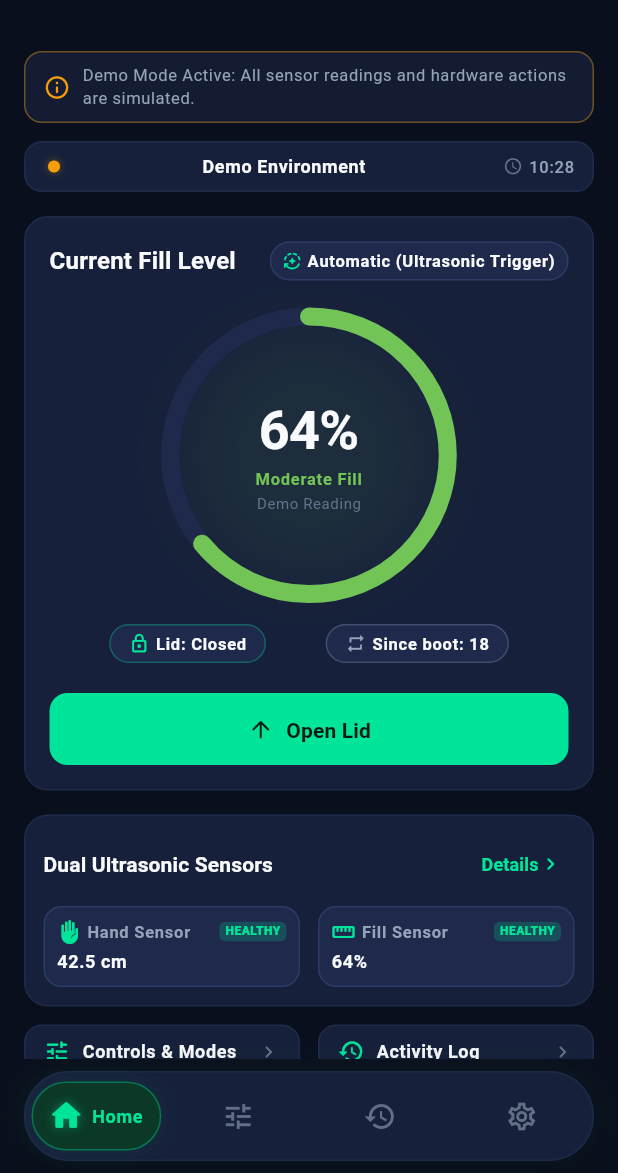
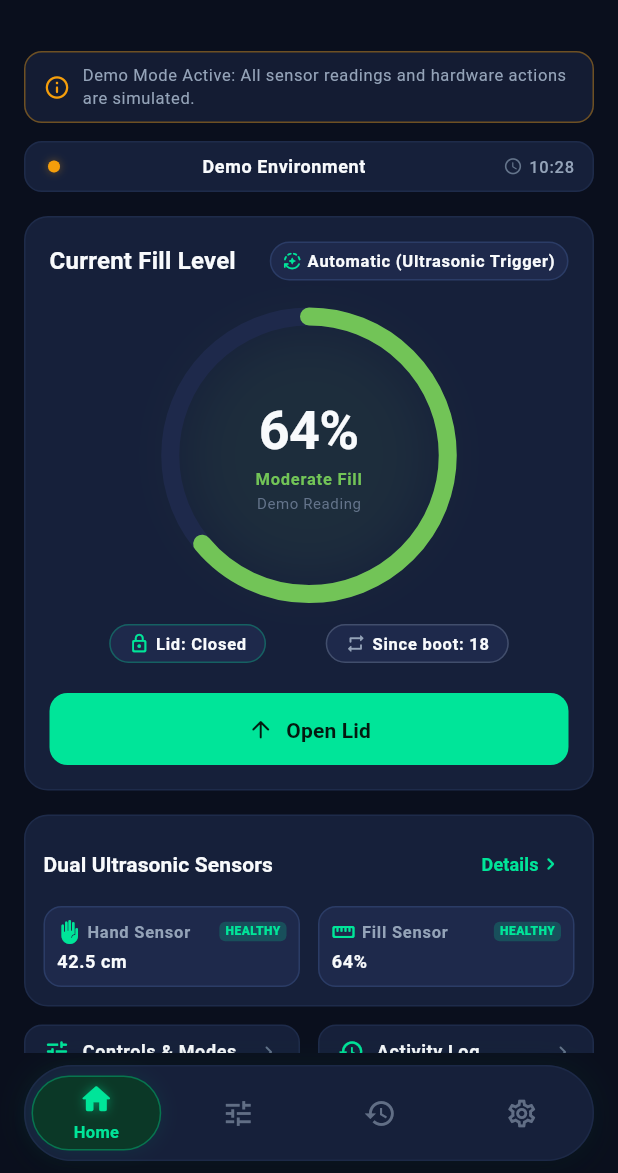
Before and after one commit to Yash4305d-y/EcoBin, a Flutter app: the AppNavShell screen opened directly, on a phone screen of 412 x 824 dp, the part 63-1236 px from its top. Run offline on Flutter 3.47's test engine with Material 3 defaults, Android fonts, the light colour scheme and no system bars; our stand-ins replace flutter_riverpod, shared_preferences; accounts and stored records are empty.

Commit message:
ui: display active bottom navigation label beneath icon

```diff
--- a/lib/core/widgets/floating_pill_nav_bar.dart
+++ b/lib/core/widgets/floating_pill_nav_bar.dart
@@ -53,7 +53,7 @@ class FloatingPillNavBar extends StatelessWidget {
           vertical: AppSpacing.sm,
         ),
         child: Container(
-          height: 60,
+          height: 64,
           decoration: BoxDecoration(
             color: AppColors.slateSurface,
             borderRadius: BorderRadius.circular(32),
@@ -94,10 +94,10 @@ class FloatingPillNavBar extends StatelessWidget {
                       ),
                       child: Container(
                         width: slotWidth - 8,
-                        height: 48,
+                        height: 52,
                         decoration: BoxDecoration(
                           color: AppColors.mintGreenContainer,
-                          borderRadius: BorderRadius.circular(24),
+                          borderRadius: BorderRadius.circular(26),
                           border: Border.all(
                             color: AppColors.mintGreen.withValues(alpha: 0.35),
                             width: 1,
@@ -187,15 +187,15 @@ class _PillNavButtonState extends State<_PillNavButton> {
           duration: AppMotion.micro,
           curve: AppMotion.stateChangeCurve,
           child: SizedBox(
-            height: 60,
+            height: 64,
             child: Center(
-              child: Row(
+              child: Column(
                 mainAxisAlignment: MainAxisAlignment.center,
                 mainAxisSize: MainAxisSize.min,
                 children: [
                   // Scaled & Glowing Active Icon
                   AnimatedScale(
-                    scale: widget.isSelected ? 1.12 : 1.0,
+                    scale: widget.isSelected ? 1.08 : 1.0,
                     duration: widget.duration,
                     curve: AppMotion.popFeedbackCurve,
                     child: AnimatedOpacity(
@@ -229,24 +229,27 @@ class _PillNavButtonState extends State<_PillNavButton> {
                     ),
                   ),
 
-                  // Reveal active label smoothly with AnimatedSize and Fade
+                  // Reveal active label smoothly below icon with AnimatedSize and Fade
                   AnimatedSize(
                     duration: widget.duration,
                     curve: AppMotion.enterCurve,
                     child: widget.isSelected
-                        ? Row(
+                        ? Column(
                             mainAxisSize: MainAxisSize.min,
                             children: [
-                              const SizedBox(width: 6),
+                              const SizedBox(height: 3),
                               AnimatedOpacity(
                                 opacity: 1.0,
                                 duration: widget.duration,
                                 child: Text(
                                   widget.item.label,
+                                  maxLines: 1,
+                                  overflow: TextOverflow.ellipsis,
                                   style: AppTextStyles.labelSmall.copyWith(
                                     color: AppColors.mintGreen,
                                     fontWeight: FontWeight.w700,
-                                    fontSize: 12,
+                                    fontSize: 11,
+                                    letterSpacing: 0.2,
                                   ),
                                 ),
                               ),
```
